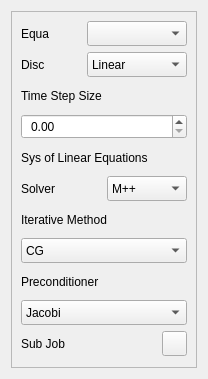
This is starter/FENGSim/FEM/FEMDockWidget.ui in OpenDigitalTwin-Dev/FENGSim as Qt 5 draws it before an edit. The edited form follows.
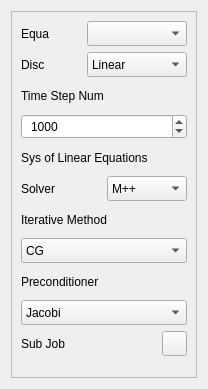
This is the edited form. Icons and pictures are not drawn.

```diff
--- a/starter/FENGSim/FEM/FEMDockWidget.ui
+++ b/starter/FENGSim/FEM/FEMDockWidget.ui
@@ -7,7 +7,7 @@
     <x>0</x>
     <y>0</y>
     <width>208</width>
-    <height>379</height>
+    <height>389</height>
    </rect>
   </property>
   <property name="windowTitle">
@@ -169,7 +169,7 @@
            </font>
           </property>
           <property name="text">
-           <string>Time Step Size</string>
+           <string>Time Step Num</string>
           </property>
          </widget>
         </item>
@@ -197,6 +197,15 @@
         <property name="styleSheet">
          <string notr="true">padding-left:5px;</string>
         </property>
+        <property name="decimals">
+         <number>0</number>
+        </property>
+        <property name="maximum">
+         <double>2000.000000000000000</double>
+        </property>
+        <property name="value">
+         <double>1000.000000000000000</double>
+        </property>
        </widget>
       </item>
       <item>
```
